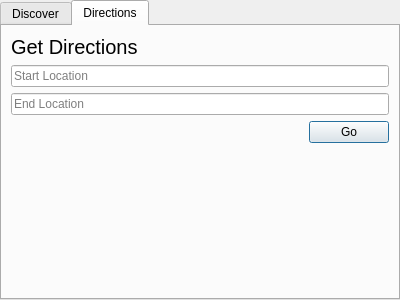
Qt form bnbnav-frontend/statedialog.ui (vicr123/bnbnav) before a commit.
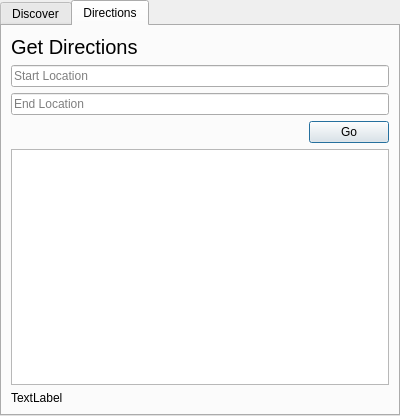
The same form after that commit. Custom widgets are drawn as their Qt base class.

Patch:
```diff
--- a/bnbnav-frontend/statedialog.ui
+++ b/bnbnav-frontend/statedialog.ui
@@ -7,7 +7,7 @@
     <x>0</x>
     <y>0</y>
     <width>400</width>
-    <height>300</height>
+    <height>416</height>
    </rect>
   </property>
   <property name="windowTitle">
@@ -95,17 +95,14 @@
         </layout>
        </item>
        <item>
-        <spacer name="verticalSpacer">
-         <property name="orientation">
-          <enum>Qt::Vertical</enum>
+        <widget class="QListView" name="instructionList"/>
+       </item>
+       <item>
+        <widget class="QLabel" name="currentInstructionText">
+         <property name="text">
+          <string>TextLabel</string>
          </property>
-         <property name="sizeHint" stdset="0">
-          <size>
-           <width>20</width>
-           <height>40</height>
-          </size>
-         </property>
-        </spacer>
+        </widget>
        </item>
       </layout>
      </widget>
```
